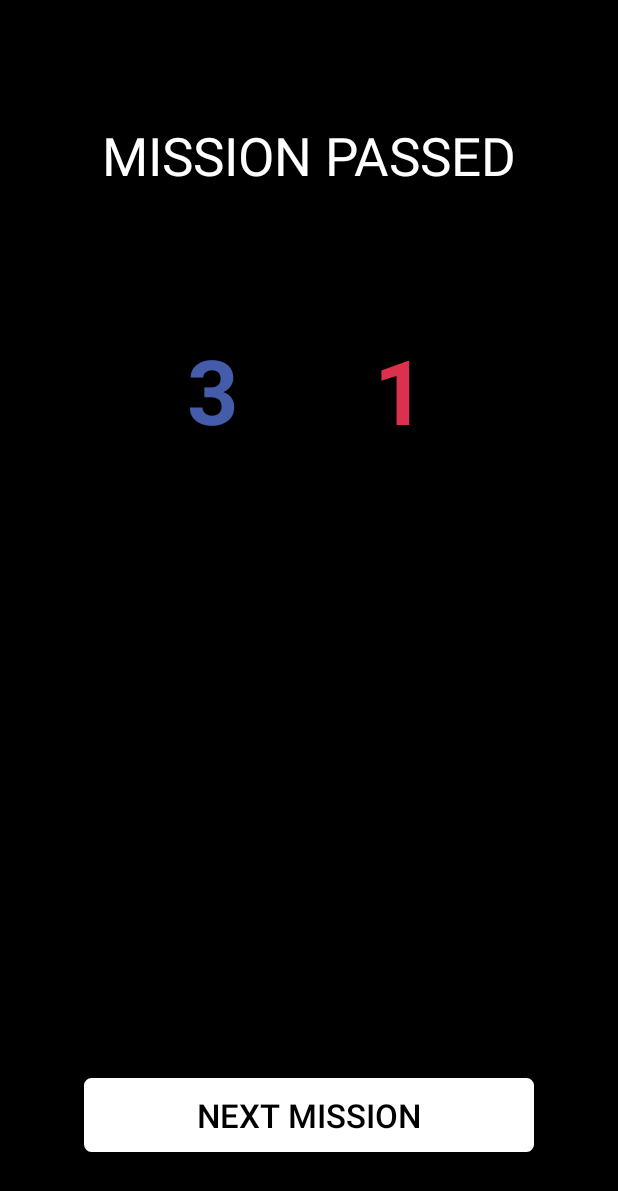
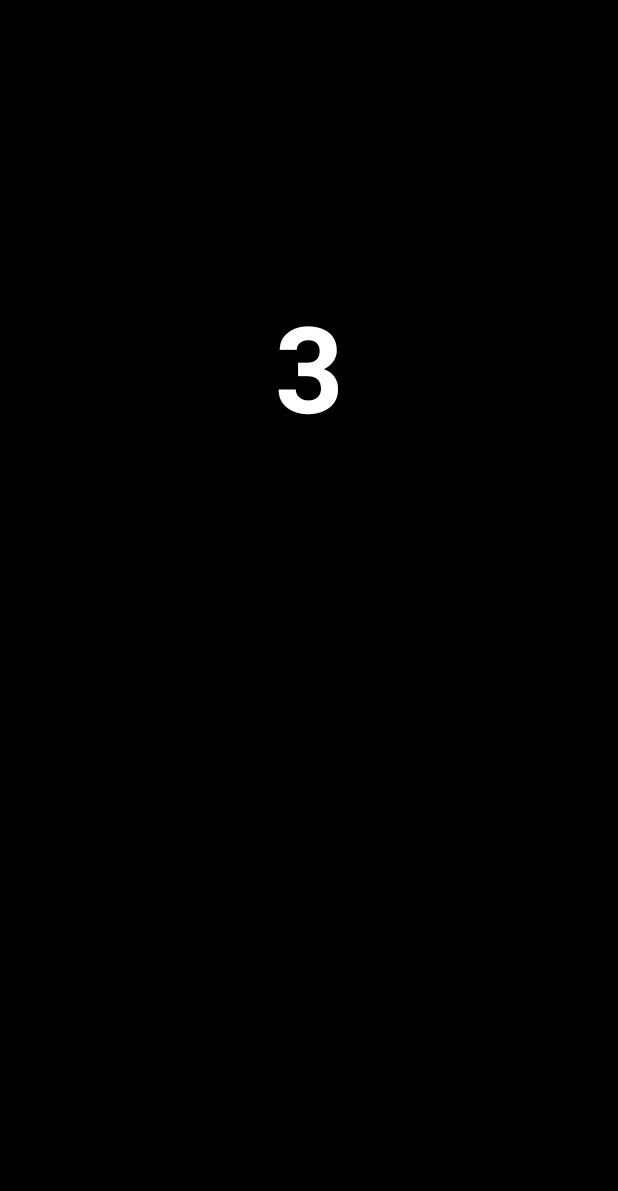
Before and after one commit to LeoMarin/TheResistance, an Android app: the fragment RevealFragment shown on its own in the app's theme, on a phone screen of 412 x 824 dp. Shown: the top 1191 px of the screen. Run offline under Robolectric (Android 15) with nearby library versions, the phone set to English and light mode, and no system bars; Roboto replaces fonts that are not available here.

Commit message:
Mission reveal finished

```diff
--- a/app/src/main/res/layout/activity_main.xml
+++ b/app/src/main/res/layout/activity_main.xml
@@ -25,11 +25,9 @@
         android:layout_alignParentStart="true"
         android:layout_alignParentTop="true"
         android:layout_alignParentEnd="true"
-        android:layout_alignParentBottom="true"
         android:layout_marginStart="0dp"
         android:layout_marginTop="69dp"
         android:layout_marginEnd="0dp"
-        android:layout_marginBottom="512dp"
         android:fontFamily="@font/allerta_stencil"
         android:gravity="center"
         android:text="@string/title"
--- a/app/src/main/res/layout/reveal_fragment.xml
+++ b/app/src/main/res/layout/reveal_fragment.xml
@@ -5,6 +5,50 @@
     android:orientation="vertical" android:layout_width="match_parent"
     android:layout_height="match_parent"
     android:background="@color/colorMidnightBlack">
+
+    <androidx.constraintlayout.widget.ConstraintLayout
+        android:id="@+id/timerLayout"
+        android:layout_width="match_parent"
+        android:layout_height="match_parent"
+        app:layout_constraintBottom_toBottomOf="parent"
+        app:layout_constraintEnd_toEndOf="parent"
+        app:layout_constraintHorizontal_bias="1.0"
+        app:layout_constraintStart_toStartOf="parent"
+        app:layout_constraintTop_toTopOf="parent">
+
+        <androidx.constraintlayout.widget.ConstraintLayout
+            android:id="@+id/colorLayout"
+            android:layout_width="match_parent"
+            android:layout_height="match_parent"
+            app:layout_constraintBottom_toBottomOf="parent"
+            app:layout_constraintEnd_toEndOf="parent"
+            app:layout_constraintStart_toStartOf="parent"
+            app:layout_constraintTop_toTopOf="parent">
+
+        </androidx.constraintlayout.widget.ConstraintLayout>
+
+        <TextView
+            android:id="@+id/textViewTimer"
+            android:layout_width="wrap_content"
+            android:layout_height="wrap_content"
+            android:text="3"
+            android:textColor="@color/colorComplementaryWhite"
+            android:textSize="80sp"
+            android:textStyle="bold"
+            app:layout_constraintBottom_toBottomOf="parent"
+            app:layout_constraintEnd_toEndOf="parent"
+            app:layout_constraintStart_toStartOf="parent"
+            app:layout_constraintTop_toTopOf="parent"
+            app:layout_constraintVertical_bias="0.266" />
+
+    </androidx.constraintlayout.widget.ConstraintLayout>
+
+    <androidx.constraintlayout.widget.ConstraintLayout
+        android:id="@+id/mainRevealLayout"
+        android:layout_width="match_parent"
+        android:layout_height="match_parent"
+        android:visibility="gone">
+
 
         <TextView
             android:id="@+id/textViewRevealFragment"
@@ -61,4 +105,6 @@
             app:layout_constraintStart_toStartOf="parent"
             app:layout_constraintTop_toBottomOf="@+id/textViewRevealFragment"
             app:layout_constraintVertical_bias="0.18" />
+
     </androidx.constraintlayout.widget.ConstraintLayout>
+</androidx.constraintlayout.widget.ConstraintLayout>
```
Also changed, not shown: app/src/main/java/com/tony/theresistance/RevealFragment.java (+60 -2 lines), app/src/main/res/layout/activity_end_game.xml (+10 -0 lines). Lines whose indentation alone changed are shown as unchanged.
